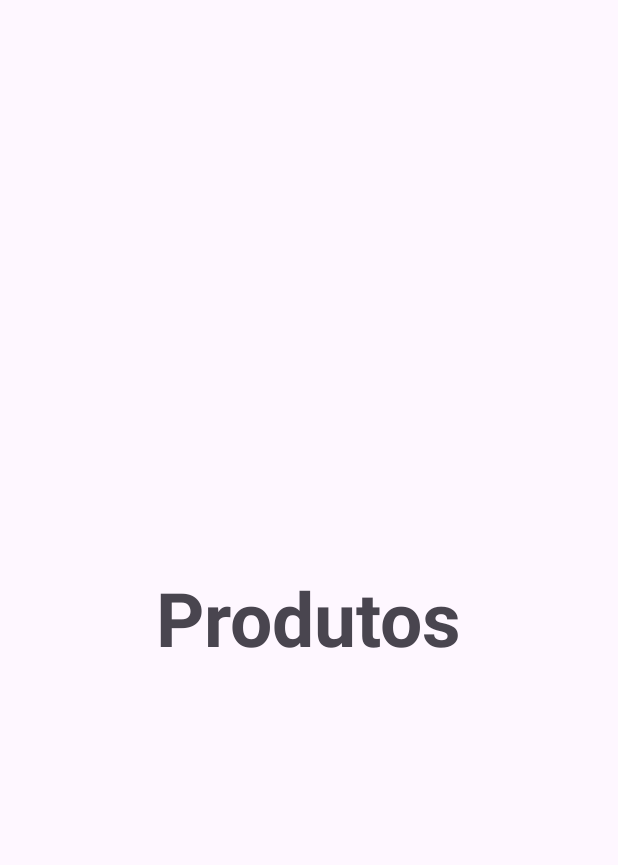
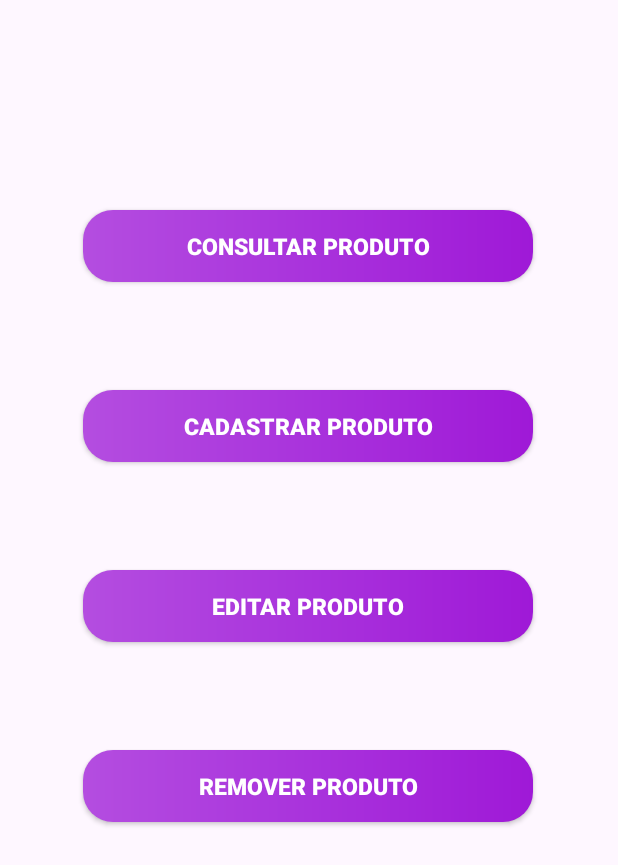
Before and after one commit to Guilherm12122/Aplicativo-Start, an Android app: the fragment ProductFragment shown on its own in the app's theme, on a phone screen of 412 x 824 dp. Shown: the top 865 px of the screen. Run offline under Robolectric (Android 15) with nearby library versions, the phone set to English and light mode, and no system bars.

Commit message:
wireframe de CRUD de produto implementado.

```diff
--- /dev/null
+++ b/app/src/main/java/com/example/app_start/ProdutoActivity.java
@@ -0,0 +1,4 @@
+package com.example.app_start;
+
+public class ProdutoActivity {
+}
--- a/app/src/main/res/layout/fragment_home.xml
+++ b/app/src/main/res/layout/fragment_home.xml
@@ -6,4 +6,15 @@
     android:layout_height="match_parent"
     tools:context=".ui.home.HomeFragment">
 
+    <ImageView
+        android:id="@+id/logo"
+        android:layout_width="300dp"
+        android:layout_height="300dp"
+        android:layout_marginTop="188dp"
+        android:src="@drawable/logo_oficial"
+        app:layout_constraintEnd_toEndOf="parent"
+        app:layout_constraintHorizontal_bias="0.495"
+        app:layout_constraintStart_toStartOf="parent"
+        app:layout_constraintTop_toTopOf="parent" />
+
 </androidx.constraintlayout.widget.ConstraintLayout>
--- a/app/src/main/res/layout/fragment_product.xml
+++ b/app/src/main/res/layout/fragment_product.xml
@@ -1,19 +1,58 @@
 <?xml version="1.0" encoding="utf-8"?>
-<LinearLayout xmlns:android="http://schemas.android.com/apk/res/android"
+
+<androidx.core.widget.NestedScrollView xmlns:app="http://schemas.android.com/apk/res-auto"
     xmlns:tools="http://schemas.android.com/tools"
     android:layout_width="match_parent"
     android:layout_height="match_parent"
-    android:orientation="vertical"
-    android:gravity="center"
-    tools:context=".ui.produto.ProductFragment">
+    android:fillViewport="true"
+    xmlns:android="http://schemas.android.com/apk/res/android">
 
 
-    <TextView
-        android:id="@+id/txt_produto"
-        android:layout_width="wrap_content"
-        android:layout_height="wrap_content"
-        android:text="Produtos"
-        android:textSize="50sp"
-        android:textStyle="bold"/>
+    <androidx.constraintlayout.widget.ConstraintLayout
+        android:layout_width="match_parent"
+        android:layout_height="match_parent"
+        tools:context=".ProdutoActivity">
 
-</LinearLayout>
+        <androidx.appcompat.widget.AppCompatButton
+            android:id="@+id/btn_consultar_produto"
+            style="@style/button_consulta_produto"
+            android:layout_marginTop="140dp"
+            android:text="@string/consulta_produto"
+            app:layout_constraintEnd_toEndOf="parent"
+            app:layout_constraintHorizontal_bias="0.497"
+            app:layout_constraintStart_toStartOf="parent"
+            app:layout_constraintTop_toTopOf="parent" />
+
+        <androidx.appcompat.widget.AppCompatButton
+            android:id="@+id/btn_adicionar_produto"
+            style="@style/button_adicionar_produto"
+            android:layout_marginTop="72dp"
+            android:text="@string/adiciona_produto"
+            app:layout_constraintEnd_toEndOf="parent"
+            app:layout_constraintHorizontal_bias="0.495"
+            app:layout_constraintStart_toStartOf="parent"
+            app:layout_constraintTop_toBottomOf="@id/btn_consultar_produto" />
+
+        <androidx.appcompat.widget.AppCompatButton
+            android:id="@+id/btn_editar_produto"
+            style="@style/button_edita_produto"
+            android:layout_marginTop="72dp"
+            android:text="@string/editar_produto"
+            app:layout_constraintEnd_toEndOf="parent"
+            app:layout_constraintHorizontal_bias="0.495"
+            app:layout_constraintStart_toStartOf="parent"
+            app:layout_constraintTop_toBottomOf="@id/btn_adicionar_produto" />
+
+        <androidx.appcompat.widget.AppCompatButton
+            android:id="@+id/btn_remover_produto"
+            style="@style/button_excluir_produto"
+            android:layout_marginTop="72dp"
+            android:text="@string/excluir_produto"
+            app:layout_constraintEnd_toEndOf="parent"
+            app:layout_constraintHorizontal_bias="0.495"
+            app:layout_constraintStart_toStartOf="parent"
+            app:layout_constraintTop_toBottomOf="@id/btn_editar_produto" />
+
+
+    </androidx.constraintlayout.widget.ConstraintLayout>
+</androidx.core.widget.NestedScrollView>
--- a/app/src/main/res/values/strings.xml
+++ b/app/src/main/res/values/strings.xml
@@ -8,6 +8,10 @@
     <string name="adiciona_funcionario">Cadastrar funcionário</string>
     <string name="editar_funcionario">Editar funcionário</string>
     <string name="excluir_funcionario">Remover funcionário</string>
+    <string name="consulta_produto">Consultar produto</string>
+    <string name="adiciona_produto">Cadastrar produto</string>
+    <string name="editar_produto">Editar produto</string>
+    <string name="excluir_produto">Remover produto</string>
     <string name="title_activity_home_page">home_page</string>
     <string name="navigation_drawer_open">Open navigation drawer</string>
     <string name="navigation_drawer_close">Close navigation drawer</string>
--- a/app/src/main/res/values/styles.xml
+++ b/app/src/main/res/values/styles.xml
@@ -41,7 +41,27 @@
         <item name="android:layout_marginTop">30dp</item>
     </style>
 
+    <style name="button_consulta_produto">
+        <item name="android:textColor">@color/white</item>
+        <item name="android:textSize">15sp</item>
+        <item name="android:textStyle">bold</item>
+        <item name="android:background">@drawable/button</item>
+        <item name="android:layout_width">300dp</item>
+        <item name="android:layout_height">wrap_content</item>
+        <item name="android:layout_marginTop">30dp</item>
+    </style>
+
     <style name="button_adicionar_funcionario">
+        <item name="android:textColor">@color/white</item>
+        <item name="android:textSize">15sp</item>
+        <item name="android:textStyle">bold</item>
+        <item name="android:background">@drawable/button</item>
+        <item name="android:layout_width">300dp</item>
+        <item name="android:layout_height">wrap_content</item>
+        <item name="android:layout_marginTop">30dp</item>
+    </style>
+
+    <style name="button_adicionar_produto">
         <item name="android:textColor">@color/white</item>
         <item name="android:textSize">15sp</item>
         <item name="android:textStyle">bold</item>
@@ -61,7 +81,27 @@
         <item name="android:layout_marginTop">30dp</item>
     </style>
 
+    <style name="button_edita_produto">
+        <item name="android:textColor">@color/white</item>
+        <item name="android:textSize">15sp</item>
+        <item name="android:textStyle">bold</item>
+        <item name="android:background">@drawable/button</item>
+        <item name="android:layout_width">300dp</item>
+        <item name="android:layout_height">wrap_content</item>
+        <item name="android:layout_marginTop">30dp</item>
+    </style>
+
     <style name="button_excluir_funcionario">
+        <item name="android:textColor">@color/white</item>
+        <item name="android:textSize">15sp</item>
+        <item name="android:textStyle">bold</item>
+        <item name="android:background">@drawable/button</item>
+        <item name="android:layout_width">300dp</item>
+        <item name="android:layout_height">wrap_content</item>
+        <item name="android:layout_marginTop">30dp</item>
+    </style>
+
+    <style name="button_excluir_produto">
         <item name="android:textColor">@color/white</item>
         <item name="android:textSize">15sp</item>
         <item name="android:textStyle">bold</item>
```
